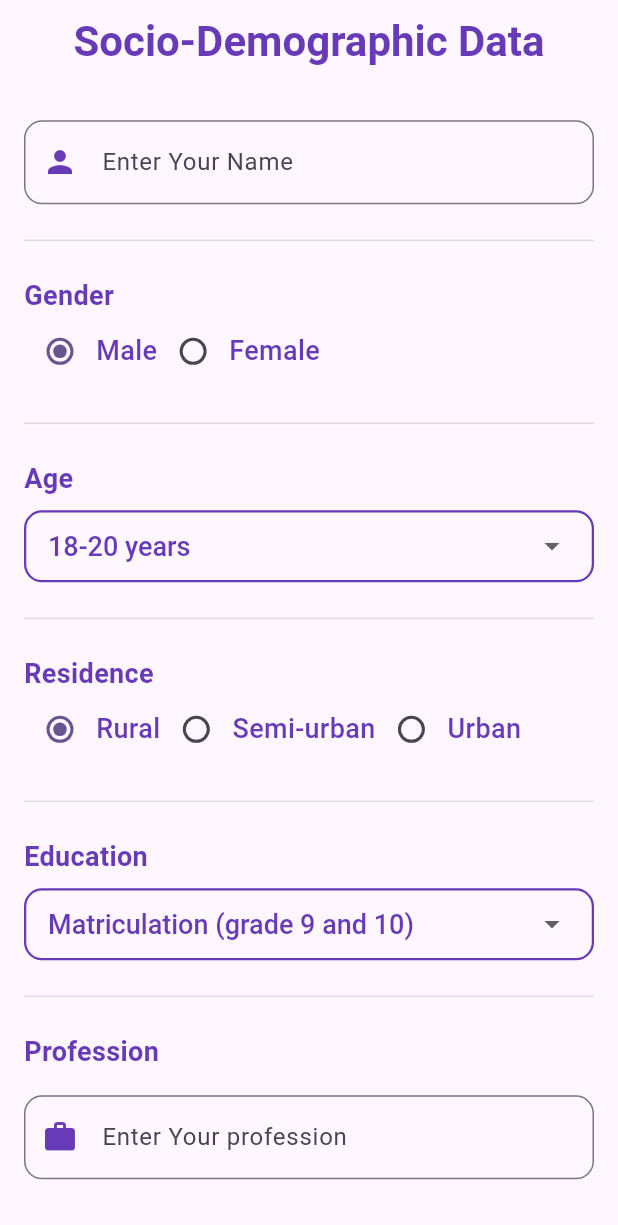
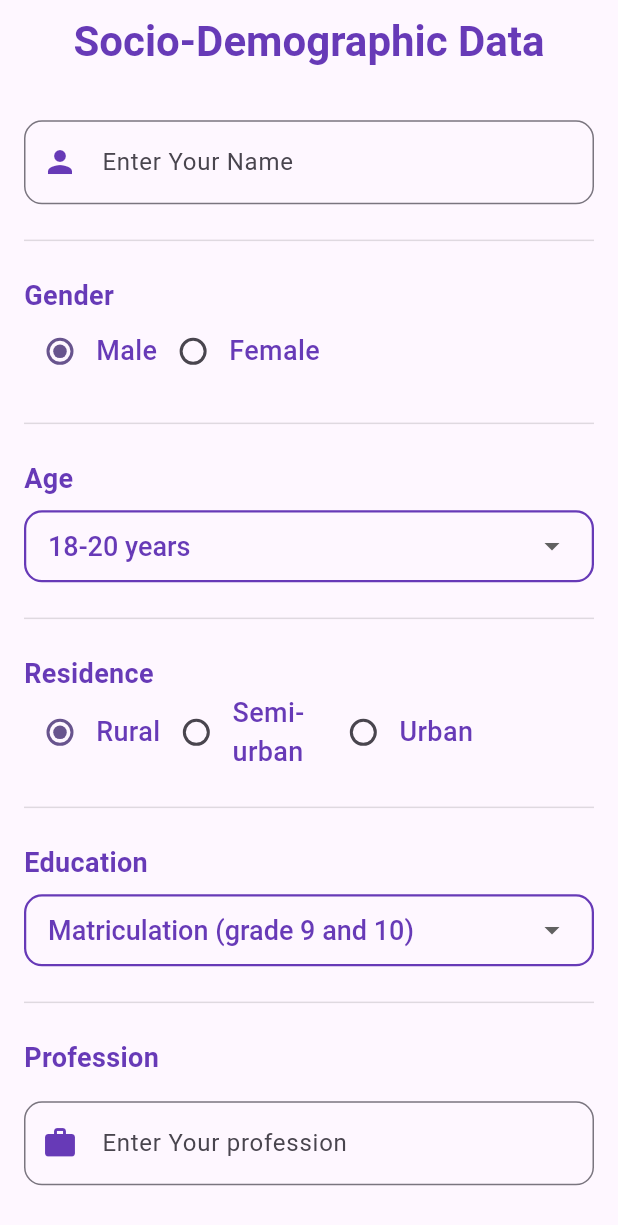
Before and after one commit to ahmaddioxide/moca, a Flutter app: the SocioDemographicScreen screen opened directly, on a phone screen of 412 x 824 dp. Shown: the top 1225 px of the screen. Run offline on Flutter 3.47's test engine with Material 2 defaults, Android fonts, the phone set to English and light mode, and no system bars; our stand-ins replace cloud_firestore, firebase_auth, firebase_core, get, shared_preferences; accounts and stored records are empty.

Commit message:
modified:   lib/controllers/animal_name_controller.dart 	modified:   lib/controllers/clock_test_controller.dart 	modified:   lib/controllers/memorytest_controller.dart 	modified:   lib/controllers/result_controller.dart 	modified:   lib/controllers/sentencerepetition_controller.dart 	modified:   lib/main.dart 	modified:   lib/views/sociodemographic_sceen.dart 	modified:   lib/views/symptoms_initial_illness_screen.dart 	modified:   lib/views/symptoms_ongoing_illness_screen.dart 	modified:   lib/views/test/memory_test_screen.dart 	modified:   lib/views/test/sentence_repetition_screen.dart 	modified:   lib/views/test_main_screens.dart

```diff
--- a/lib/main.dart
+++ b/lib/main.dart
@@ -2,7 +2,6 @@ import 'package:firebase_core/firebase_core.dart';
 import 'package:flutter/material.dart';
 import 'package:get/get.dart';
 import 'package:moca/views/on_boarding_screens/on_boarding_screen.dart';
-import 'package:moca/views/result_screen.dart';
 import 'firebase_options.dart';
 
 void main() async {
--- a/lib/views/sociodemographic_sceen.dart
+++ b/lib/views/sociodemographic_sceen.dart
@@ -212,7 +212,8 @@ class _SocioDemographicScreenState extends State<SocioDemographicScreen> {
                 ),
                 Row(
                   children: [
-                    Radio(
+                    Flexible(
+                      child: Radio(
                         value: 'Rural',
                         groupValue: _controller.residence,
                         onChanged: (value) {
@@ -221,7 +222,9 @@ class _SocioDemographicScreenState extends State<SocioDemographicScreen> {
                           });
                         },
                       ),
-                    const Text(
+                    ),
+                    const Flexible(
+                      child: Text(
                         'Rural',
                         style: TextStyle(
                           fontSize: 18,
@@ -229,7 +232,9 @@ class _SocioDemographicScreenState extends State<SocioDemographicScreen> {
                           fontWeight: FontWeight.w500,
                         ),
                       ),
-                    Radio(
+                    ),
+                    Flexible(
+                      child: Radio(
                         value: 'Semi-urban',
                         groupValue: _controller.residence,
                         onChanged: (value) {
@@ -238,7 +243,9 @@ class _SocioDemographicScreenState extends State<SocioDemographicScreen> {
                           });
                         },
                       ),
-                    const Text(
+                    ),
+                    const Flexible(
+                      child: Text(
                         'Semi-urban',
                         style: TextStyle(
                           fontSize: 18,
@@ -246,7 +253,9 @@ class _SocioDemographicScreenState extends State<SocioDemographicScreen> {
                           fontWeight: FontWeight.w500,
                         ),
                       ),
-                    Radio(
+                    ),
+                    Flexible(
+                      child: Radio(
                         value: 'Urban',
                         groupValue: _controller.residence,
                         onChanged: (value) {
@@ -255,12 +264,15 @@ class _SocioDemographicScreenState extends State<SocioDemographicScreen> {
                           });
                         },
                       ),
-                    const Text(
+                    ),
+                    const Flexible(
+                      child: Text(
                         'Urban',
                         style: TextStyle(
                           fontSize: 18,
                           color: Colors.deepPurple,
                           fontWeight: FontWeight.w500,
+                        ),
                       ),
                     ),
                   ],
--- a/lib/views/test_main_screens.dart
+++ b/lib/views/test_main_screens.dart
@@ -137,7 +137,7 @@ class _MainTestScreenState extends State<MainTestScreen> {
                 shape: RoundedRectangleBorder(
                   borderRadius: BorderRadius.circular(16.0),
                 ),
-                textStyle: const TextStyle(fontSize: 25.0, color: Colors.white),
+                textStyle: const TextStyle(fontSize: 20, color: Colors.white),
                 backgroundColor: isLocked ? Colors.grey : Colors.deepPurple,
                 minimumSize: const Size(100, 120),
               ),
```
Also changed, not shown: lib/controllers/animal_name_controller.dart (+2 -7 lines), lib/controllers/clock_test_controller.dart (+6 -4 lines), lib/controllers/memorytest_controller.dart (+25 -23 lines), lib/controllers/result_controller.dart (+24 -1 lines), lib/controllers/sentencerepetition_controller.dart (+12 -4 lines), lib/views/symptoms_initial_illness_screen.dart (+8 -6 lines), lib/views/symptoms_ongoing_illness_screen.dart (+12 -4 lines), 2 other files. Lines whose indentation alone changed are shown as unchanged.
